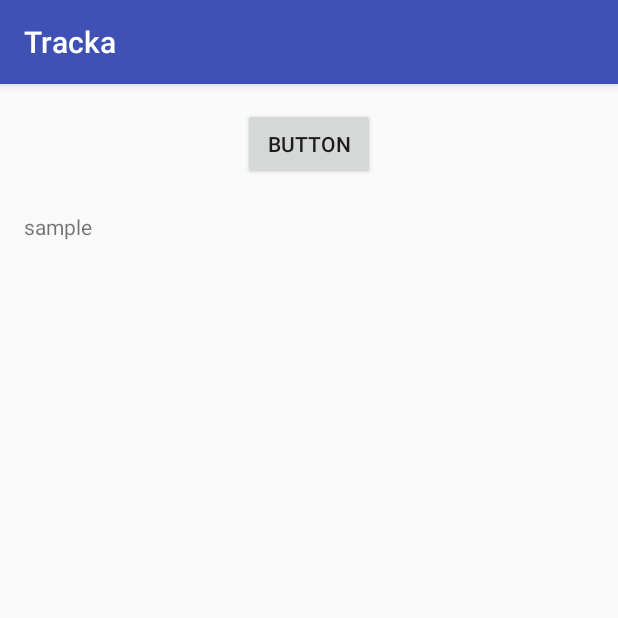
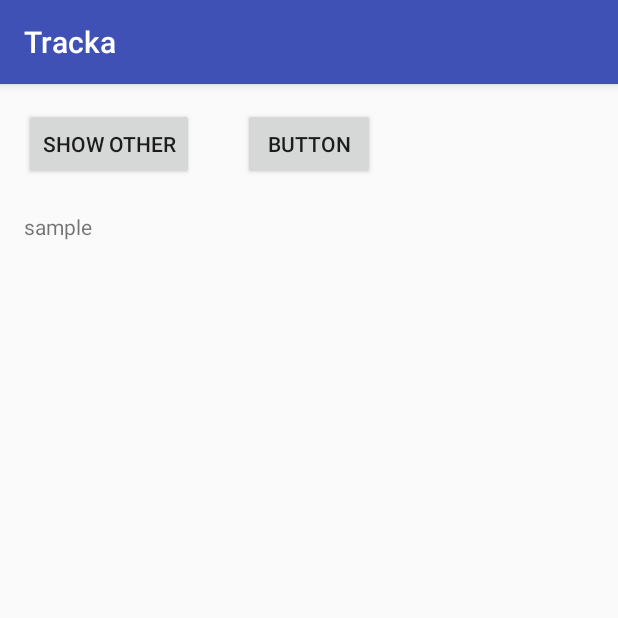
Before and after one commit to pluggedinn/Tracka, an Android app: the screen it shows after launch (MainActivity), on a phone screen of 412 x 824 dp, the top half of it. Run offline under Robolectric (Android 15) with nearby library versions, the phone set to English and light mode, and no system bars.

Commit message:
initial commit

```diff
--- a/src/main/res/layout/activity_main.xml
+++ b/src/main/res/layout/activity_main.xml
@@ -19,6 +19,13 @@
         android:id="@+id/button2"
         android:onClick="checkProcesses"/>
 
+    <Button
+        android:id="@+id/otherActivity"
+        android:layout_width="wrap_content"
+        android:layout_height="wrap_content"
+        android:text="Show other"
+        android:onClick="startOtherActivity"/>
+
     <TextView
         android:text="sample"
         android:layout_width="wrap_content"
```
Also changed, not shown: build.gradle (+19 -1 lines), src/main/AndroidManifest.xml (+4 -6 lines), src/main/java/com/example/rsons/tracka/MainActivity.java (+5 -6 lines), src/main/java/com/example/rsons/tracka/MyService.java (deleted, +0 -27 lines), 1 other file.
